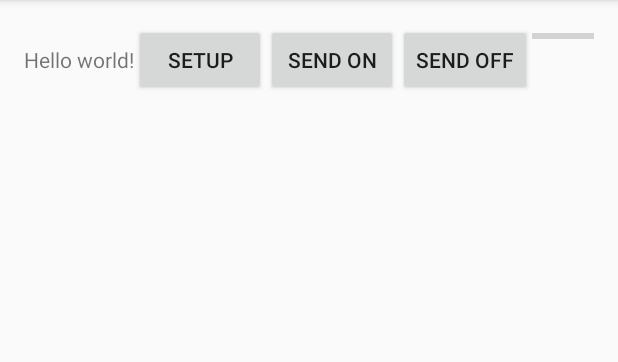
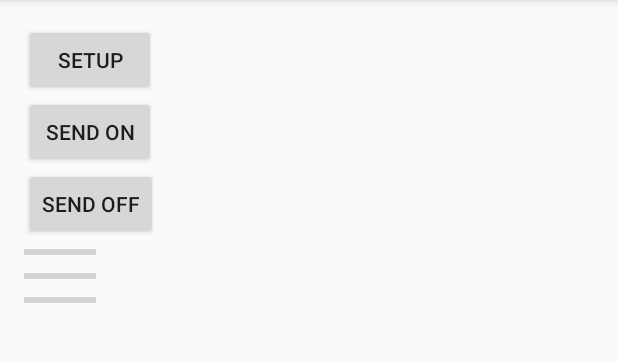
Before and after one commit to sebschlo/infinityVisualizer, an Android app: the screen it shows after launch (MainActivity), after a tap on "SEND ON", on a phone screen of 412 x 824 dp, the part 84-446 px from its top. Run offline under Robolectric (Android 15) with nearby library versions, the phone set to English and light mode, and no system bars; 1 statement that could not run was skipped.

Commit message:
everything is working hell yeah

```diff
--- a/app/src/main/java/lab4/cis542/upenn/edu/infinityvisualizer/MainActivity.java
+++ b/app/src/main/java/lab4/cis542/upenn/edu/infinityvisualizer/MainActivity.java
@@ -43,6 +43,8 @@ public class MainActivity extends Activity implements AdapterView.OnItemClickLis
             UUID.fromString("00001101-0000-1000-8000-00805F9B34FB");
 
     private ConnectedThread CT;
+    private boolean successfullyConnected = false;
+    private boolean transmitColor = false;
 
     private ArrayAdapter mArrayAdapter;
 
@@ -163,25 +165,26 @@ public class MainActivity extends Activity implements AdapterView.OnItemClickLis
                 break;
 
             case R.id.button1:
-                int c = 123;
-                int H = 72;
-                char buffer[] = {(char)c,(char)H,10,10};
-                String s3 = new String(buffer);
-                String s = "{HOR";
-                Log.d("what what", "Sending the HOR");
-//                CT.write(s.getBytes());
-                CT.write(s3.getBytes());
+                transmitColor = true;
                 break;
 
             case R.id.button2:
-                String s2 = "{RO";
-                Log.d("what what", "Sending the off sequence");
-                CT.write(s2.getBytes());
+                sendValues(0,0,0);
+                transmitColor = false;
                 break;
         }
 
     }
 
+
+    private void sendValues(int r, int g, int b)
+    {
+        if  (successfullyConnected && transmitColor) {
+            char buffer[] = {(char)123, (char)r, (char)g, (char)b};
+            String s = new String(buffer);
+            CT.write(s.getBytes());
+        }
+    }
 
 
     private class ConnectThread extends Thread {
@@ -198,8 +201,9 @@ public class MainActivity extends Activity implements AdapterView.OnItemClickLis
             try {
                 // MY_UUID is the app's UUID string, also used by the server code
                 tmp = device.createRfcommSocketToServiceRecord(MY_UUID);
+                successfullyConnected = true;
                 Log.d("what what", "connection started");
-            } catch (IOException e) { }
+            } catch (IOException e) {}
             mmSocket = tmp;
         }
 
@@ -373,19 +377,22 @@ public class MainActivity extends Activity implements AdapterView.OnItemClickLis
             sum[bucket] = sum[bucket] + fftMags[j];
         }
 
-        TextView textView1 = (TextView) findViewById(R.id.textView3);
-        textView1.setText(Double.toString(bucketSize));
-        TextView textView2 = (TextView) findViewById(R.id.textView2);
-        textView2.setText(Double.toString(num_g));
-        TextView textView3 = (TextView) findViewById(R.id.textView4);
-        textView3.setText(Double.toString(num_b));
-
         double maxSum = 1;
         double mix_sum = .2;
 
         sum[0] = mix_sum*(sum[0]/num_r)+(1-mix_sum)*r_max;
         sum[1] = mix_sum*(sum[1]/num_g)+(1-mix_sum)*g_max;
         sum[2] = mix_sum*(sum[2]/num_b)+(1-mix_sum)*b_max;
+
+        double RS = 1.0;
+        double GS = 1.0;
+        double BS = 1.0;
+
+        sum[0] = RS*sum[0];
+        sum[1] = BS*sum[1];
+        sum[2] = GS*sum[2];
+
+
 
         for (int j = 0; j<3;j++) {
             if(sum[j]>maxSum){
@@ -396,7 +403,7 @@ public class MainActivity extends Activity implements AdapterView.OnItemClickLis
         if(maxSum>max_mag) {
             max_mag = maxSum;
         } else {
-            max_mag = max_alpha * max_mag + (1 - max_alpha) * 1.2* maxSum;
+            max_mag = max_alpha * max_mag + (1 - max_alpha) * 2.0* maxSum;
         }
 
         double r_val_f = 100*(sum[0])/max_mag;
@@ -413,6 +420,10 @@ public class MainActivity extends Activity implements AdapterView.OnItemClickLis
         pg2.setProgress(g_val);
         ProgressBar pg3 = (ProgressBar) findViewById(R.id.progressBar3);
         pg3.setProgress(b_val);
+
+        sendValues(r_val,g_val,b_val);
+
+
 
     }
 
--- a/app/src/main/res/layout/activity_main.xml
+++ b/app/src/main/res/layout/activity_main.xml
@@ -5,10 +5,14 @@
     android:paddingTop="@dimen/activity_vertical_margin"
     android:paddingBottom="@dimen/activity_vertical_margin" tools:context=".MainActivity">
 
-    <TextView
-        android:text="@string/hello_world"
+
+
+
+    <LinearLayout
         android:layout_width="wrap_content"
-        android:layout_height="wrap_content" />
+        android:layout_height="wrap_content"
+        android:orientation="vertical">
+
 
         <Button
             android:id="@+id/button0"
@@ -28,12 +32,6 @@
             android:text="Send OFF"
             android:id="@+id/button2" />
 
-    <EditText
-        android:layout_width="wrap_content"
-        android:layout_height="wrap_content"
-        android:id="@+id/editText"
-        android:layout_gravity="bottom"
-        android:layout_weight="5.37" />
 
 
         <ProgressBar
@@ -44,16 +42,15 @@
             android:layout_below="@+id/textView"
             android:layout_alignParentLeft="true"
             android:layout_alignParentStart="true"
-        android:indeterminate="false" />
+            android:indeterminate="false"
+            android:layout_gravity="center_vertical" />
+
 
         <ProgressBar
             style="?android:attr/progressBarStyleHorizontal"
             android:layout_width="wrap_content"
             android:layout_height="wrap_content"
             android:id="@+id/progressBar2"
-        android:layout_below="@+id/progressBar1"
-        android:layout_alignParentLeft="true"
-        android:layout_alignParentStart="true"
             android:indeterminate="false" />
 
         <ProgressBar
@@ -61,36 +58,11 @@
             android:layout_width="wrap_content"
             android:layout_height="wrap_content"
             android:id="@+id/progressBar3"
-        android:layout_below="@+id/progressBar2"
-        android:layout_alignParentLeft="true"
-        android:layout_alignParentStart="true"
             android:indeterminate="false" />
 
-    <TextView
-        android:layout_width="wrap_content"
-        android:layout_height="wrap_content"
-        android:text="New Text"
-        android:id="@+id/textView2"
-        android:layout_below="@+id/textView3"
-        android:layout_alignParentLeft="true"
-        android:layout_alignParentStart="true" />
+    </LinearLayout>
 
-    <TextView
-        android:layout_width="wrap_content"
-        android:layout_height="wrap_content"
-        android:text="New Text"
-        android:id="@+id/textView3"
-        android:layout_alignParentLeft="true"
-        android:layout_alignParentStart="true"
-        android:layout_below="@+id/progressBar3" />
+    inear
 
-    <TextView
-        android:layout_width="wrap_content"
-        android:layout_height="wrap_content"
-        android:text="New Text"
-        android:id="@+id/textView4"
-        android:layout_below="@+id/textView2"
-        android:layout_alignParentLeft="true"
-        android:layout_alignParentStart="true" />
 
 </LinearLayout>
```
Lines whose indentation alone changed are shown as unchanged.
